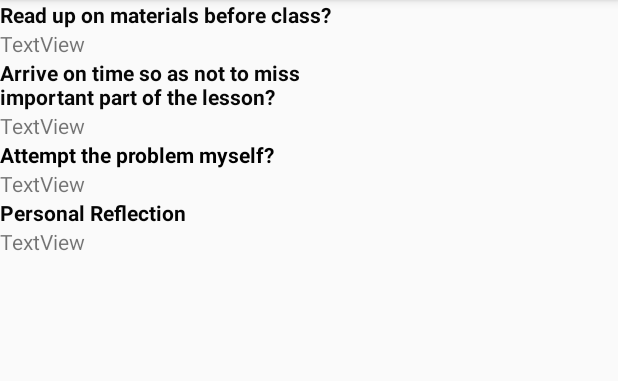
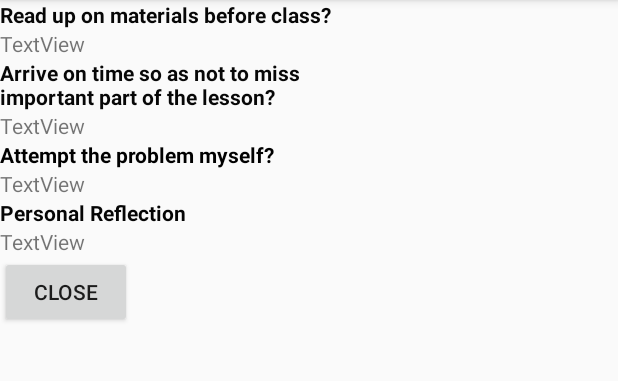
Before and after one commit to Forquill/C347P01PS, an Android app: the Main2Activity screen opened directly, with no data from a screen before it, on a phone screen of 412 x 824 dp, the part 84-465 px from its top. Run offline under Robolectric (Android 15) with nearby library versions, the phone set to English and light mode, and no system bars; 4 statements that could not run were skipped.

Commit message:
Completion of PS + Intermediate Enhancement

```diff
--- a/app/src/main/java/sg/edu/rp/c346/p01_dailygoals/Main2Activity.java
+++ b/app/src/main/java/sg/edu/rp/c346/p01_dailygoals/Main2Activity.java
@@ -4,6 +4,8 @@ import androidx.appcompat.app.AppCompatActivity;
 
 import android.content.Intent;
 import android.os.Bundle;
+import android.view.View;
+import android.widget.Button;
 import android.widget.TextView;
 
 public class Main2Activity extends AppCompatActivity {
@@ -25,5 +27,16 @@ public class Main2Activity extends AppCompatActivity {
         tvArrive.setText(info[1]);
         tvAttempt.setText(info[2]);
         tvReflection.setText(info[3]);
+
+        Button btnClose = (Button) findViewById(R.id.btnClose);
+
+        btnClose.setOnClickListener(new View.OnClickListener() {
+            @Override
+            public void onClick(View v) {
+                finish();
+            }
+        });
+
+
     }
 }
--- a/app/src/main/java/sg/edu/rp/c346/p01_dailygoals/MainActivity.java
+++ b/app/src/main/java/sg/edu/rp/c346/p01_dailygoals/MainActivity.java
@@ -36,7 +36,7 @@ public class MainActivity extends AppCompatActivity {
                 RadioButton rbAttempt = (RadioButton) findViewById(selectedAttempt);
 
                 String[] info = {rbMaterial.getText().toString(),rbArrive.getText().toString(),rbAttempt.getText().toString()
-                , etReflection.getText().toString()};
+                        , etReflection.getText().toString()};
 
                 Intent i = new Intent(MainActivity.this,Main2Activity.class);
                 i.putExtra("info", info);
--- a/app/src/main/res/layout/activity_main2.xml
+++ b/app/src/main/res/layout/activity_main2.xml
@@ -69,6 +69,12 @@
                 android:layout_width="match_parent"
                 android:layout_height="wrap_content"
                 android:text="TextView" />
+
+            <Button
+                android:id="@+id/btnClose"
+                android:layout_width="wrap_content"
+                android:layout_height="wrap_content"
+                android:text="Close" />
         </LinearLayout>
     </ScrollView>
 </LinearLayout>
```
